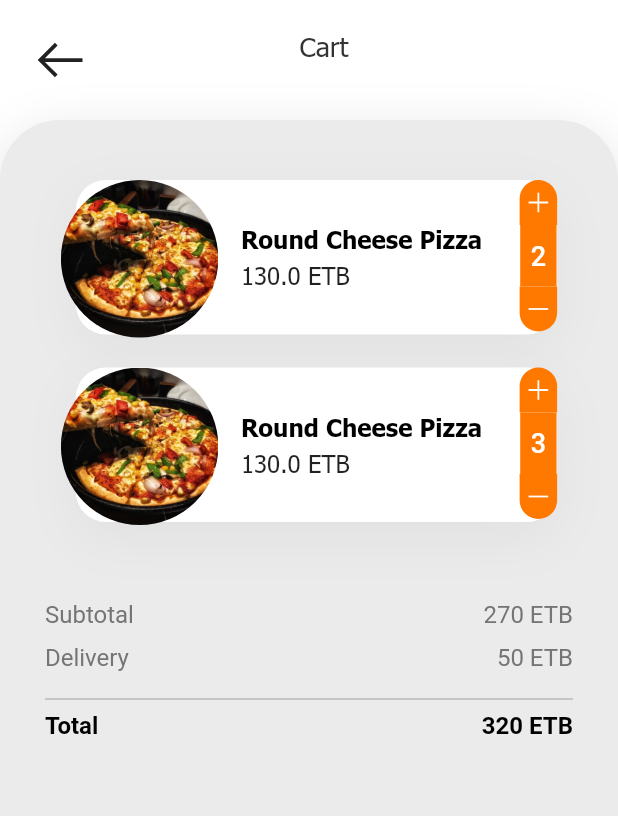
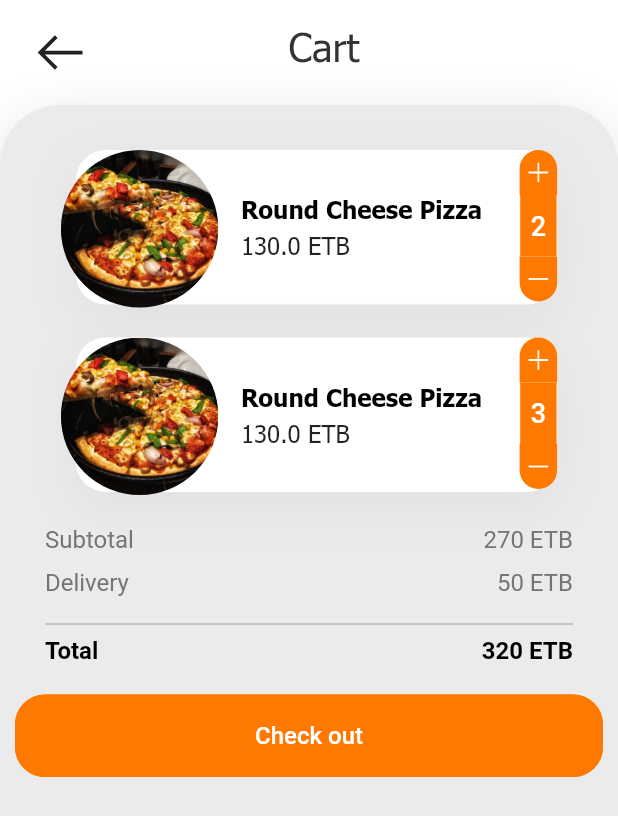
Before and after one commit to Goosh-Delivery/Goosh-Delivery-app, a Flutter app: the CartView widget shown alone on an empty page, opened directly, on a phone screen of 412 x 824 dp. Shown: the top 816 px of the screen. Run offline on Flutter 3.47's test engine with Material 2 defaults, Android fonts, the phone set to English and light mode, and no system bars; our stand-ins replace line_icons; missing offline and left inert: floating_navbar.

Commit message:
finished cart

```diff
--- a/lib/main.dart
+++ b/lib/main.dart
@@ -38,7 +38,7 @@ class MyApp extends StatelessWidget {
               selectedIconColor: secondaryColor,
               hapticFeedback: false,
               showTitle: true,
-              horizontalPadding: 50,
+              horizontalPadding: 20,
               cardWidth: 100,
               items: [
                 FloatingNavBarItem(
--- a/lib/pages/cart/cart.dart
+++ b/lib/pages/cart/cart.dart
@@ -1,6 +1,5 @@
 import 'package:delivery/main.dart';
 import 'package:delivery/pages/cart/cart_food_card.dart';
-import 'package:delivery/pages/common/head_title.dart';
 import 'package:delivery/models/cart.dart';
 import 'package:flutter/material.dart';
 import 'package:delivery/pages/common/theme.dart';
@@ -22,8 +21,8 @@ class CartView extends StatelessWidget {
               Container(
                 padding: EdgeInsets.only(
                   left: 20,
-                  top: 20,
-                  bottom: 20,
+                  top: 15,
+                  bottom: 15,
                 ),
                 child: Stack(
                   alignment: FractionalOffset.topLeft,
@@ -42,7 +41,12 @@ class CartView extends StatelessWidget {
                       padding: EdgeInsets.only(bottom: 5),
                       child: Text(
                         "Cart",
-                        style: AppBarTextStyle,
+                        style: TextStyle(
+                          fontFamily: FontNameDefault,
+                          fontWeight: FontWeight.w500,
+                          fontSize: 26,
+                          color: textColor,
+                        ),
                         textAlign: TextAlign.center,
                       ),
                     )
@@ -64,8 +68,7 @@ class CartView extends StatelessWidget {
                     children: [
                       Container(
                         padding: EdgeInsets.zero,
-                        margin: EdgeInsets.symmetric(vertical: 10),
-                        height: 270,
+                        height: 250,
                         child: ListView.builder(
                           scrollDirection: Axis.vertical,
                           itemCount: carts.length,
@@ -79,36 +82,114 @@ class CartView extends StatelessWidget {
                         ),
                       ),
                       Padding(
-                        padding: const EdgeInsets.symmetric(horizontal: 20),
+                        padding: const EdgeInsets.symmetric(
+                            horizontal: 20, vertical: 0),
                         child: Column(
                           children: [
                             Row(
                               mainAxisAlignment: MainAxisAlignment.spaceBetween,
                               children: [
-                                Text("Subtotal", style: TextStyle(color: Colors.grey[600], fontSize:16,),),
-                                Text("270 ETB", style: TextStyle(color: Colors.grey[600], fontSize:16, ),),
+                                Text(
+                                  "Subtotal",
+                                  style: TextStyle(
+                                    color: Colors.grey[600],
+                                    fontSize: 16,
+                                  ),
+                                ),
+                                Text(
+                                  "270 ETB",
+                                  style: TextStyle(
+                                    color: Colors.grey[600],
+                                    fontSize: 16,
+                                  ),
+                                ),
                               ],
                             ),
-                            SizedBox(height: 10,),
+                            SizedBox(
+                              height: 10,
+                            ),
                             Row(
                               mainAxisAlignment: MainAxisAlignment.spaceBetween,
                               children: [
-                                Text("Delivery", style: TextStyle(color: Colors.grey[600], fontSize:16, ),),
-                                Text("50 ETB", style: TextStyle(color: Colors.grey[600], fontSize:16, ),),
+                                Text(
+                                  "Delivery",
+                                  style: TextStyle(
+                                    color: Colors.grey[600],
+                                    fontSize: 16,
+                                  ),
+                                ),
+                                Text(
+                                  "50 ETB",
+                                  style: TextStyle(
+                                    color: Colors.grey[600],
+                                    fontSize: 16,
+                                  ),
+                                ),
                               ],
                             ),
-                            SizedBox(height: 10,),
-                            Divider(color: Colors.grey,),
+                            SizedBox(
+                              height: 10,
+                            ),
+                            Divider(
+                              color: Colors.grey,
+                            ),
                             Row(
                               mainAxisAlignment: MainAxisAlignment.spaceBetween,
                               children: [
-                                Text("Total", style: TextStyle(color: Colors.black, fontWeight: FontWeight.w700, fontSize:16, ),),
-                                Text("320 ETB", style: TextStyle(color: Colors.black, fontWeight: FontWeight.w700, fontSize:16, ),),
+                                Text(
+                                  "Total",
+                                  style: TextStyle(
+                                    color: Colors.black,
+                                    fontWeight: FontWeight.w700,
+                                    fontSize: 16,
+                                  ),
+                                ),
+                                Text(
+                                  "320 ETB",
+                                  style: TextStyle(
+                                    color: Colors.black,
+                                    fontWeight: FontWeight.w700,
+                                    fontSize: 16,
+                                  ),
+                                ),
                               ],
                             ),
                           ],
                         ),
-                      )
+                      ),
+                      SizedBox(
+                        height: 20,
+                      ),
+                      TextButton(
+                        onPressed: () {
+                          _checkOut(context);
+                        },
+                        child: Container(
+                            width: MediaQuery.of(context).size.width,
+                            alignment: Alignment.center,
+                            child: Text(
+                              "Check out",
+                              style: TextStyle(
+                                fontSize: 16,
+                              ),
+                            )),
+                        style: ButtonStyle(
+                            shape: MaterialStateProperty.all<
+                                    RoundedRectangleBorder>(
+                                RoundedRectangleBorder(
+                                    borderRadius: BorderRadius.circular(20),
+                                    side: BorderSide(color: secondaryColor))),
+                            backgroundColor: MaterialStateProperty.all<Color>(
+                                secondaryColor),
+                            foregroundColor:
+                                MaterialStateProperty.all<Color>(Colors.white),
+                            padding:
+                                MaterialStateProperty.all<EdgeInsetsGeometry>(
+                                    EdgeInsets.symmetric(
+                              vertical: 18,
+                              horizontal: 100,
+                            ))),
+                      ),
                     ],
                   ),
                 ),
@@ -120,9 +201,10 @@ class CartView extends StatelessWidget {
     );
   }
 
-  _goToFoodDetail(BuildContext context, int foodId) {
-    Navigator.pushNamed(context, MealDetailRoute, arguments: {"id": foodId});
+  _checkOut(BuildContext context) {
+    Navigator.pushNamed(context, MealDetailRoute);
   }
+
   _returnHome(BuildContext context) {
     Navigator.pushNamed(context, HomeRoute);
   }
```
Also changed, not shown: 6 other files.
